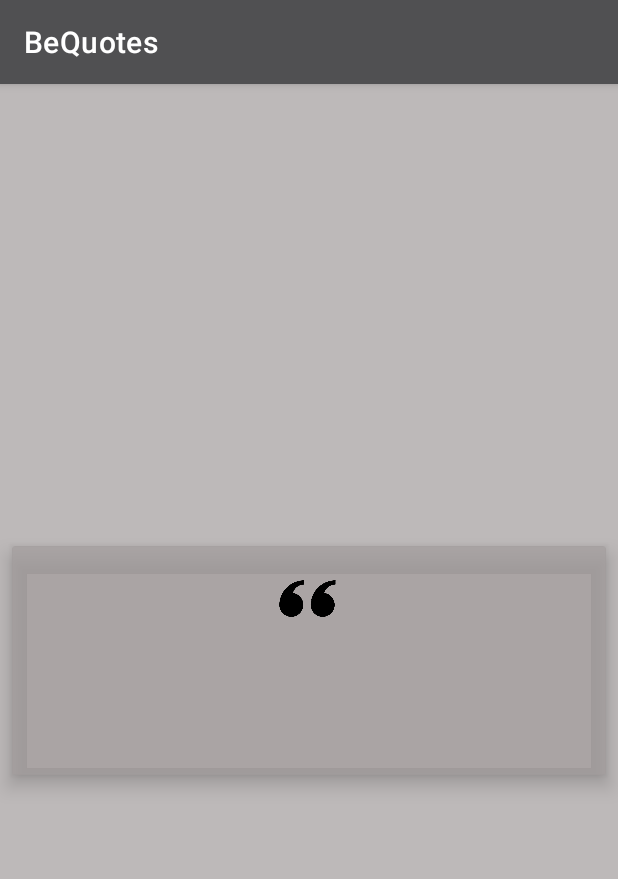
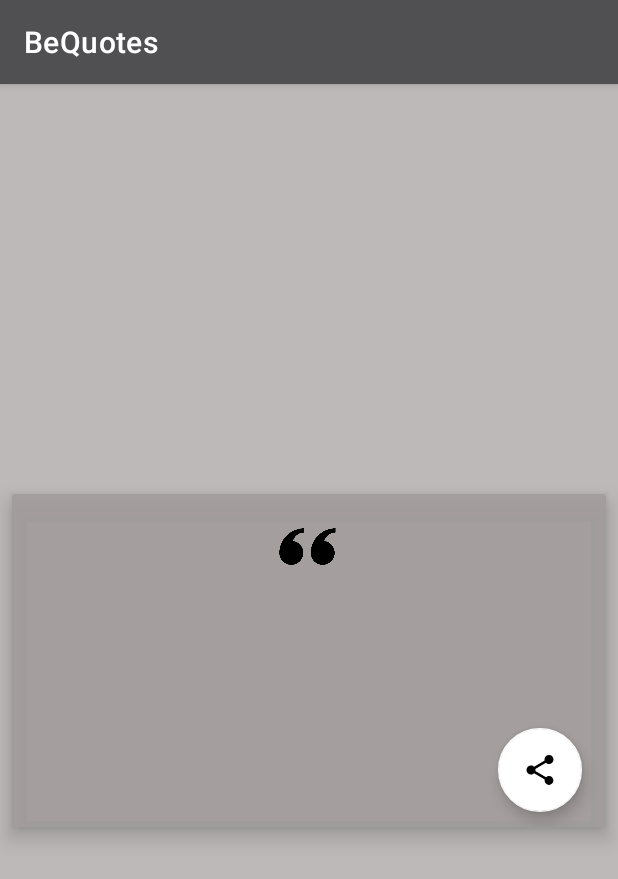
Before and after one commit to simonskayi/BeQuotes, an Android app: the ReadQuote screen opened directly, with no data from a screen before it, on a phone screen of 412 x 824 dp. Shown: the top 879 px of the screen. Run offline under Robolectric (Android 15) with nearby library versions, the phone set to English and light mode, and no system bars.

Commit message:
views initialized & share Intent created

```diff
--- a/app/src/main/java/com/kwekboss/bequotes/ReadQuote.kt
+++ b/app/src/main/java/com/kwekboss/bequotes/ReadQuote.kt
@@ -1,11 +1,34 @@
 package com.kwekboss.bequotes
 
+import android.content.Intent
 import androidx.appcompat.app.AppCompatActivity
 import android.os.Bundle
+import android.widget.TextView
+import com.google.android.material.floatingactionbutton.FloatingActionButton
+
 
 class ReadQuote : AppCompatActivity() {
     override fun onCreate(savedInstanceState: Bundle?) {
         super.onCreate(savedInstanceState)
         setContentView(R.layout.activity_read_quote)
+        val textViewQoute = findViewById<TextView>(R.id.qoute_txt)
+        val textViewAuthor = findViewById<TextView>(R.id.qoute_authot_txt)
+        val shareQuote = findViewById<FloatingActionButton>(R.id.share_button)
+
+       // display received data
+        textViewQoute.text = intent.getStringExtra("quote")
+        textViewAuthor.text = intent.getStringExtra("author")
+
+        //handling share intent
+        shareQuote.setOnClickListener {
+            val quote = intent.getStringExtra("quote")
+             Intent(Intent.ACTION_SEND).apply {
+                type = "text/plain"
+                putExtra("Share this",quote)
+                val chooser = Intent.createChooser(intent,"Share Using...")
+                startActivity(chooser)
+            }
+        }
     }
+
 }
--- /dev/null
+++ b/app/src/main/res/drawable/ic_baseline_share_24.xml
@@ -0,0 +1,5 @@
+<vector android:height="24dp" android:tint="#616161"
+    android:viewportHeight="24" android:viewportWidth="24"
+    android:width="24dp" xmlns:android="http://schemas.android.com/apk/res/android">
+    <path android:fillColor="@android:color/white" android:pathData="M18,16.08c-0.76,0 -1.44,0.3 -1.96,0.77L8.91,12.7c0.05,-0.23 0.09,-0.46 0.09,-0.7s-0.04,-0.47 -0.09,-0.7l7.05,-4.11c0.54,0.5 1.25,0.81 2.04,0.81 1.66,0 3,-1.34 3,-3s-1.34,-3 -3,-3 -3,1.34 -3,3c0,0.24 0.04,0.47 0.09,0.7L8.04,9.81C7.5,9.31 6.79,9 6,9c-1.66,0 -3,1.34 -3,3s1.34,3 3,3c0.79,0 1.5,-0.31 2.04,-0.81l7.12,4.16c-0.05,0.21 -0.08,0.43 -0.08,0.65 0,1.61 1.31,2.92 2.92,2.92 1.61,0 2.92,-1.31 2.92,-2.92s-1.31,-2.92 -2.92,-2.92z"/>
+</vector>
--- a/app/src/main/res/layout/activity_read_quote.xml
+++ b/app/src/main/res/layout/activity_read_quote.xml
@@ -8,6 +8,7 @@
     tools:context=".ReadQuote">
 
     <androidx.cardview.widget.CardView
+        android:id="@+id/cardView"
         android:layout_width="0dp"
         android:layout_height="wrap_content"
         android:layout_marginStart="8dp"
@@ -23,7 +24,8 @@
 
         <androidx.constraintlayout.widget.ConstraintLayout
             android:layout_width="match_parent"
-            android:layout_height="match_parent">
+            android:layout_height="match_parent"
+            android:background="@color/card_color2">
 
             <ImageView
                 android:id="@+id/image"
@@ -48,13 +50,13 @@
                 android:paddingEnd="8dp"
                 android:paddingRight="8dp"
                 android:textAlignment="center"
-                tools:text="The Joy of The People Is The Joy Of The gods"
                 android:textSize="25sp"
                 app:layout_constraintBottom_toBottomOf="parent"
                 app:layout_constraintEnd_toEndOf="parent"
                 app:layout_constraintStart_toStartOf="parent"
                 app:layout_constraintTop_toBottomOf="@+id/image"
-                app:layout_constraintVertical_bias="0.045" />
+                app:layout_constraintVertical_bias="0.045"
+                tools:text="The Joy of The People Is The Joy Of The gods" />
 
             <TextView
                 android:id="@+id/qoute_authot_txt"
@@ -65,16 +67,33 @@
                 android:layout_marginBottom="10dp"
                 android:padding="2dp"
                 android:textSize="16sp"
-                tools:text="-Jerome-Isah"
                 android:textStyle="bold|italic"
                 app:layout_constraintBottom_toBottomOf="parent"
                 app:layout_constraintEnd_toEndOf="parent"
                 app:layout_constraintHorizontal_bias="0.926"
                 app:layout_constraintStart_toStartOf="parent"
                 app:layout_constraintTop_toBottomOf="@+id/qoute_txt"
-                app:layout_constraintVertical_bias="0.0" />
+                app:layout_constraintVertical_bias="0.0"
+                tools:text="-Jerome-Isah" />
+
+            <com.google.android.material.floatingactionbutton.FloatingActionButton
+                android:id="@+id/share_button"
+                android:layout_width="wrap_content"
+                android:layout_height="wrap_content"
+                android:layout_marginTop="10dp"
+                android:layout_marginEnd="16dp"
+                android:layout_marginBottom="10dp"
+                android:clickable="true"
+                android:contentDescription="@string/button_description"
+                app:backgroundTint="@color/white"
+                app:layout_constraintBottom_toBottomOf="parent"
+                app:layout_constraintEnd_toEndOf="parent"
+                app:layout_constraintTop_toBottomOf="@+id/qoute_authot_txt"
+                app:layout_constraintVertical_bias="0.0"
+                app:srcCompat="@drawable/ic_baseline_share_24" />
 
         </androidx.constraintlayout.widget.ConstraintLayout>
 
     </androidx.cardview.widget.CardView>
+
 </androidx.constraintlayout.widget.ConstraintLayout>
--- a/app/src/main/res/values/strings.xml
+++ b/app/src/main/res/values/strings.xml
@@ -3,4 +3,5 @@
     <string name="Greetings">Good Day!</string>
     <string name="quote_background">Quote image</string>
     <string name="quote_description">Quote image</string>
+    <string name="button_description">Share</string>
 </resources>
```
Also changed, not shown: app/src/main/java/com/kwekboss/bequotes/MainActivity.kt (+31 -1 lines), app/src/main/java/com/kwekboss/bequotes/adapter/QuotesAdapter.kt (+42 -5 lines).
